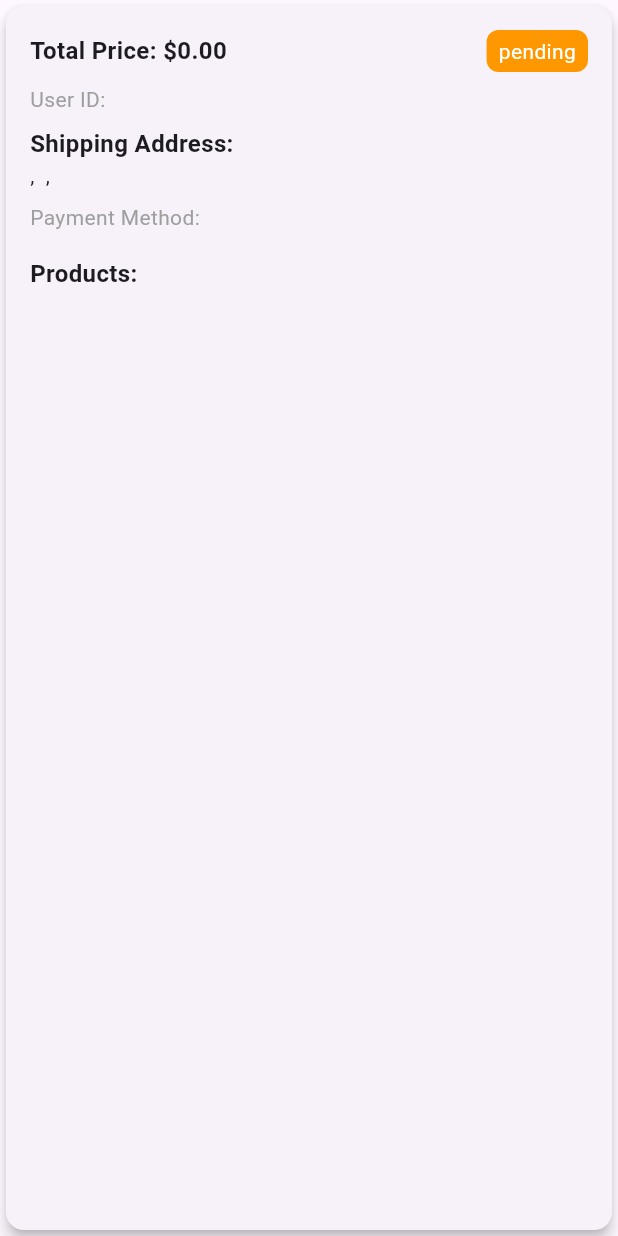
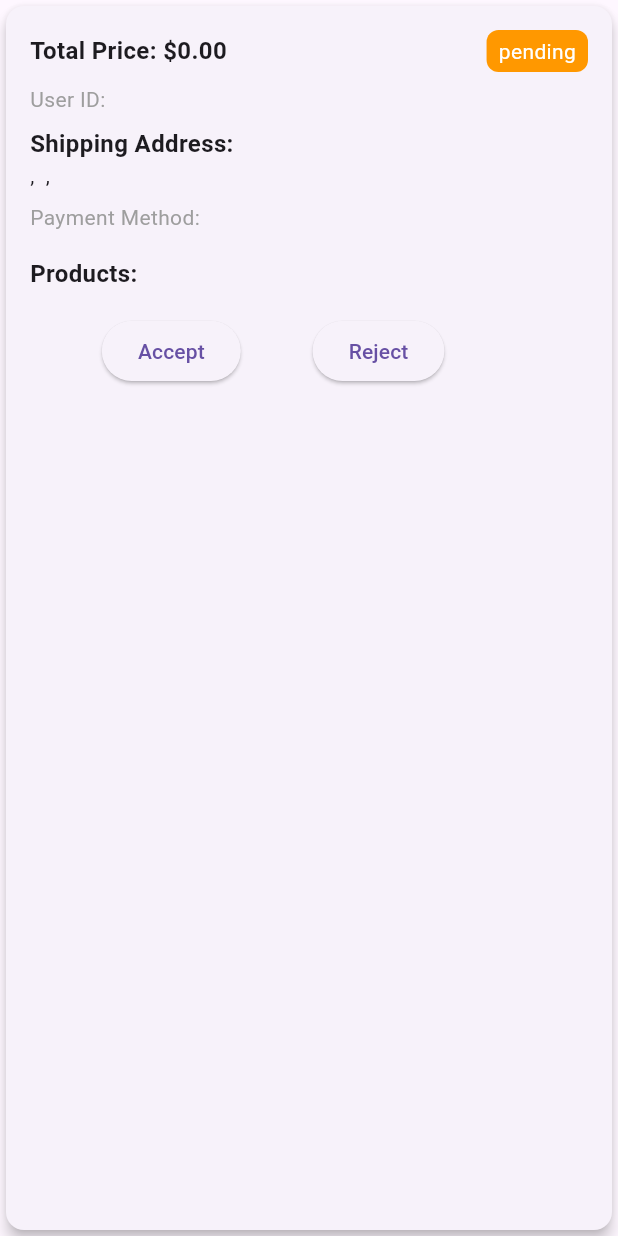
Before and after one commit to abdulrahmanibrahimdawood/E-Commerce-Dashboard, a Flutter app: the OrderItemWidget widget shown alone on an empty page, opened directly with empty values, on a phone screen of 412 x 824 dp. Run offline on Flutter 3.47's test engine with Material 3 defaults, Android fonts, the phone set to English and light mode, and no system bars; our stand-ins replace cloud_firestore, dartz, firebase_core, firebase_storage, flutter_bloc, flutter_svg and 5 more; accounts and stored records are empty; network calls fail; statements that could not run were skipped.

Commit message:
create order action buttons

```diff
--- /dev/null
+++ b/lib/features/orders/presentation/views/widgets/order_action_buttons.dart
@@ -0,0 +1,34 @@
+import 'package:flutter/material.dart';
+
+import '../../../../../core/enums/order_enum.dart';
+import '../../../domain/entities/data/models/order_entity.dart';
+
+class OrderActionButtons extends StatelessWidget {
+  const OrderActionButtons({super.key, required this.orderEntity});
+
+  final OrderEntity orderEntity;
+
+  @override
+  Widget build(BuildContext context) {
+    return Row(
+      mainAxisAlignment: MainAxisAlignment.spaceEvenly,
+      children: [
+        Visibility(
+          visible: orderEntity.status == OrderStatusEnum.pending,
+          child: ElevatedButton(onPressed: () {}, child: const Text('Accept')),
+        ),
+        Visibility(
+          visible: orderEntity.status == OrderStatusEnum.pending,
+          child: ElevatedButton(onPressed: () {}, child: const Text('Reject')),
+        ),
+        Visibility(
+          visible: orderEntity.status == OrderStatusEnum.accepted,
+          child: ElevatedButton(
+            onPressed: () {},
+            child: const Text('Delivered'),
+          ),
+        ),
+      ],
+    );
+  }
+}
--- a/lib/features/orders/presentation/views/widgets/order_item.dart
+++ b/lib/features/orders/presentation/views/widgets/order_item.dart
@@ -1,5 +1,6 @@
 import 'package:cached_network_image/cached_network_image.dart';
 import 'package:e_commerce_dashboard/features/orders/domain/entities/data/models/order_entity.dart';
+import 'package:e_commerce_dashboard/features/orders/presentation/views/widgets/order_action_buttons.dart';
 import 'package:flutter/material.dart';
 
 import '../../../../../core/enums/order_enum.dart';
@@ -115,6 +116,8 @@ class OrderItemWidget extends StatelessWidget {
                 );
               },
             ),
+            const SizedBox(height: 16),
+            OrderActionButtons(orderEntity: orderEntity),
           ],
         ),
       ),
```
